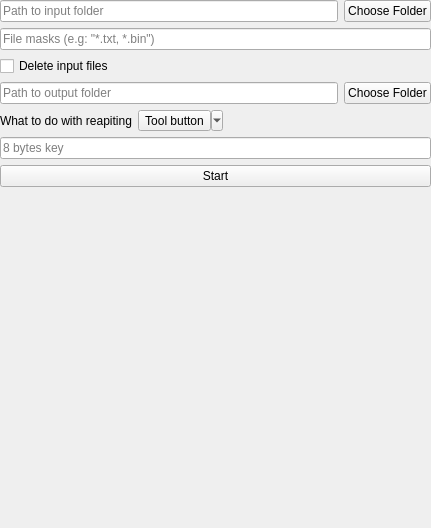
Qt form mainwindow.ui (Krikozyabra/ColibriTest) before a commit.
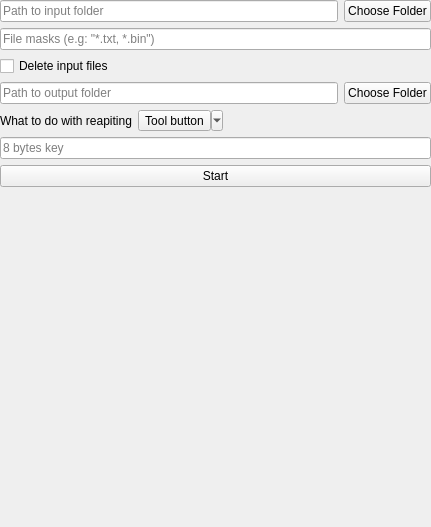
The same form after that commit.

Commit message: added deleting flag, singletone config for settings

Patch:
```diff
--- a/mainwindow.ui
+++ b/mainwindow.ui
@@ -7,7 +7,7 @@
     <x>0</x>
     <y>0</y>
     <width>431</width>
-    <height>528</height>
+    <height>527</height>
    </rect>
   </property>
   <property name="sizePolicy">
```
Left out of the diff: 6 changed lines with no effect on the pictures. The commit also changes 2 other files.
